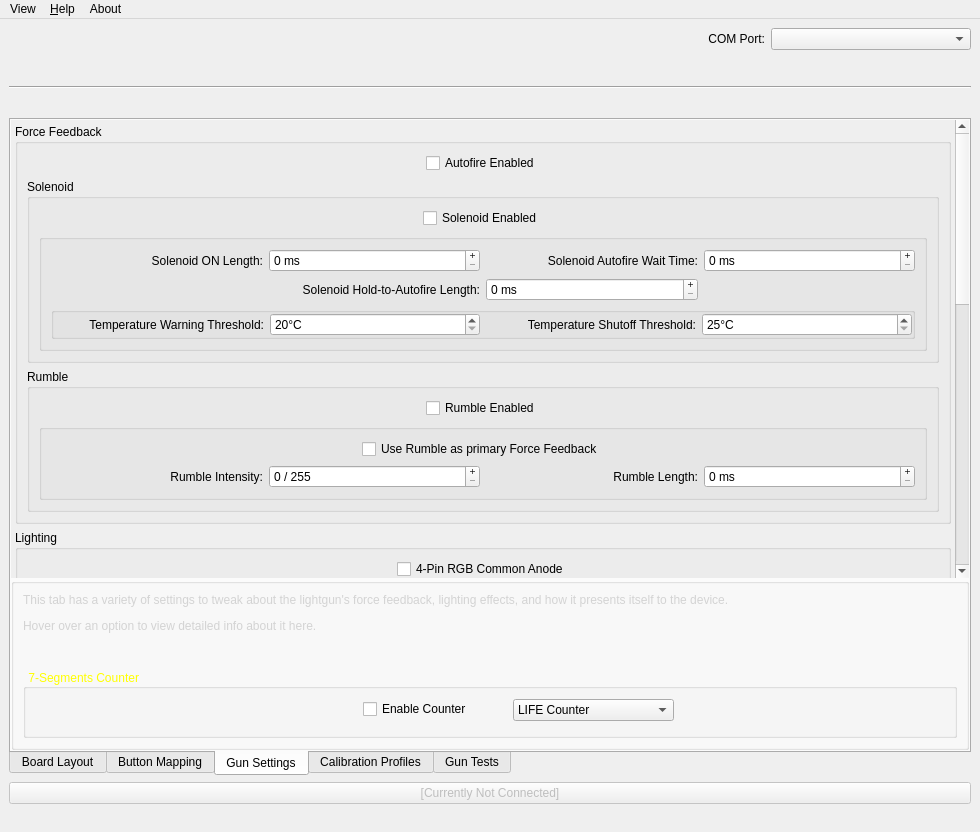
First picture: the form in src/appmainwindow.ui, repository TeamOpenFIRE/OpenFIRE-App, before the edit.
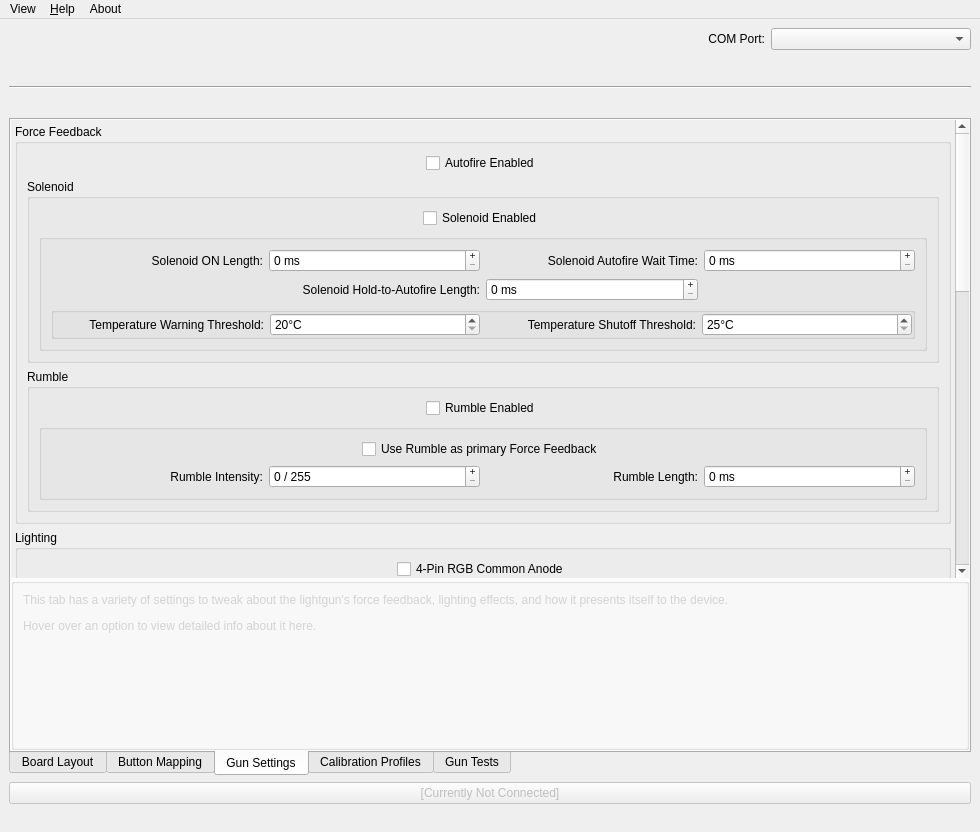
Second picture: the form after the edit. Icons and pictures are not drawn.

Commit message:
Added 7-Seg Counter
Added support for using 7-segment counters with shift registers and 2 digits (like the UHMxE-595 board).

What changed in the file:
```diff
--- a/src/appmainwindow.ui
+++ b/src/appmainwindow.ui
@@ -1498,6 +1498,48 @@
               </layout>
              </widget>
             </item>
+            <item>
+             <widget class="QGroupBox" name="CounterGroup">
+              <property name="sizePolicy">
+               <sizepolicy hsizetype="Preferred" vsizetype="Preferred">
+                <horstretch>0</horstretch>
+                <verstretch>0</verstretch>
+               </sizepolicy>
+              </property>
+              <property name="title">
+               <string>7-Seg Counter</string>
+              </property>
+              <layout class="QVBoxLayout" name="verticalLayout_17">
+               <item alignment="Qt::AlignmentFlag::AlignHCenter">
+                <widget class="QCheckBox" name="checkCounterEnable">
+                 <property name="text">
+                  <string>Enable 7-Seg Counter</string>
+                 </property>
+                </widget>
+               </item>
+               <item alignment="Qt::AlignmentFlag::AlignHCenter">
+                <widget class="QComboBox" name="comboCounterMode">
+                 <property name="sizePolicy">
+                  <sizepolicy hsizetype="Fixed" vsizetype="Fixed">
+                   <horstretch>0</horstretch>
+                   <verstretch>0</verstretch>
+                  </sizepolicy>
+                 </property>
+                 <item>
+                  <property name="text">
+                   <string>LIFE Counter</string>
+                  </property>
+                 </item>
+                 <item>
+                  <property name="text">
+                   <string>AMNO Counter</string>
+                  </property>
+                 </item>
+                </widget>
+               </item>
+              </layout>
+             </widget>
+            </item>
             <item>
              <spacer name="verticalSpacer_2">
               <property name="orientation">
@@ -1840,51 +1882,6 @@
              </property>
             </widget>
            </item>
-           <item>
-            <widget class="QGroupBox" name="groupBox">
-             <property name="font">
-              <font>
-               <kerning>true</kerning>
-              </font>
-             </property>
-             <property name="title">
-              <string> 7-Segments Counter</string>
-             </property>
-             <widget class="QCheckBox" name="checkCounterEnable">
-              <property name="geometry">
-               <rect>
-                <x>340</x>
-                <y>30</y>
-                <width>111</width>
-                <height>20</height>
-               </rect>
-              </property>
-              <property name="text">
-               <string>Enable Counter</string>
-              </property>
-             </widget>
-             <widget class="QComboBox" name="comboCounterMode">
-              <property name="geometry">
-               <rect>
-                <x>490</x>
-                <y>30</y>
-                <width>161</width>
-                <height>22</height>
-               </rect>
-              </property>
-              <item>
-               <property name="text">
-                <string>LIFE Counter</string>
-               </property>
-              </item>
-              <item>
-               <property name="text">
-                <string>AMNO Counter</string>
-               </property>
-              </item>
-             </widget>
-            </widget>
-           </item>
           </layout>
          </widget>
         </item>
```
Left out of the diff: 124 changed lines with no effect on the pictures. The commit also changes 2 other files.
